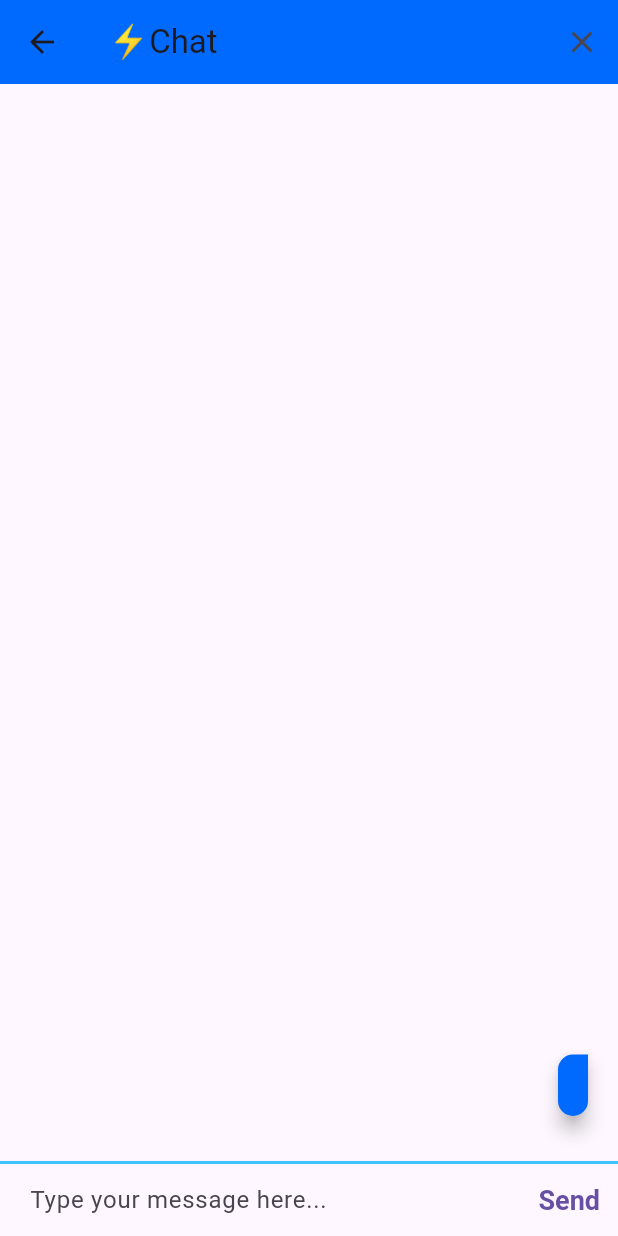
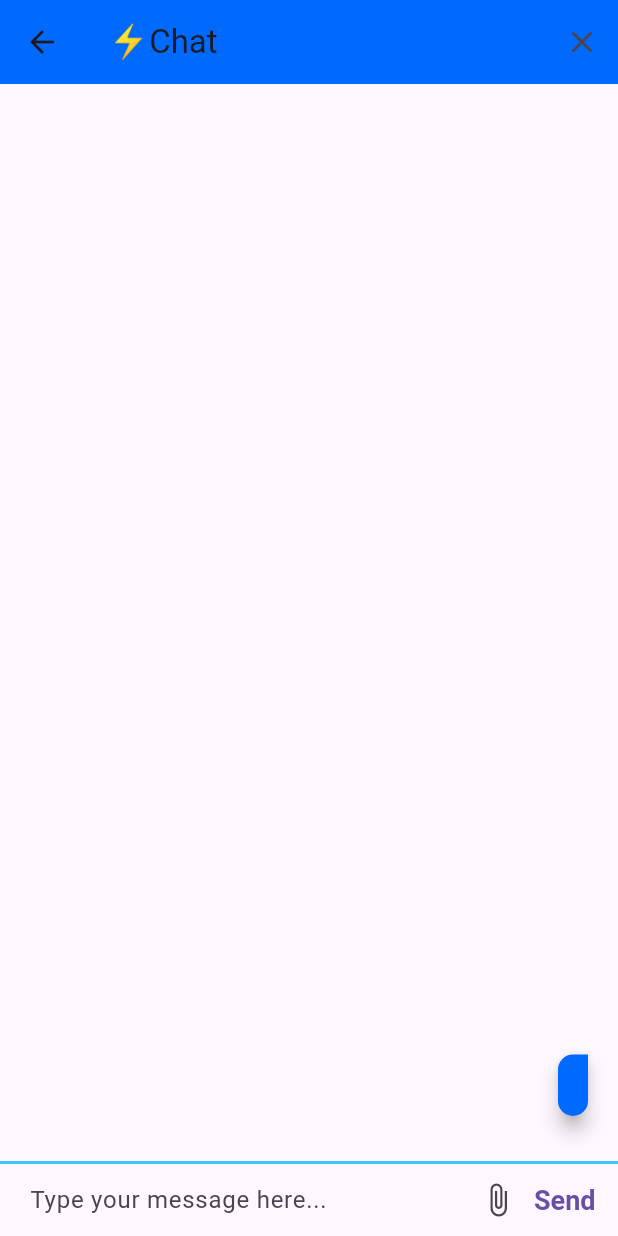
Before and after one commit to NaimurDev/shohoz-kotha, a Flutter app: the ChatScreen screen opened by its route, after a tap on "Send", on a phone screen of 412 x 824 dp. Run offline on Flutter 3.47's test engine with Material 3 defaults, Android fonts, the phone set to English and light mode, and no system bars; our stand-ins replace animated_text_kit, cloud_firestore, firebase_auth, firebase_core, image_picker, modal_progress_hud_nsn; accounts and stored records are empty.

Commit message:
feat: picture upload

```diff
--- a/lib/screens/chat_screens.dart
+++ b/lib/screens/chat_screens.dart
@@ -5,6 +5,7 @@ import 'dart:convert';
 import 'package:cloud_firestore/cloud_firestore.dart';
 import 'package:firebase_auth/firebase_auth.dart';
 import 'package:flutter/material.dart';
+import 'package:image_picker/image_picker.dart';
 
 import '../constants.dart';
 
@@ -22,6 +23,8 @@ class _ChatScreenState extends State<ChatScreen> {
   final _auth = FirebaseAuth.instance;
   TextEditingController textController = TextEditingController();
 
+  String messageType = 'text';
+  String fileName = '';
   String messageText = '';
 
   void getCurrentUser() {
@@ -71,7 +74,13 @@ class _ChatScreenState extends State<ChatScreen> {
                 crossAxisAlignment: CrossAxisAlignment.center,
                 children: <Widget>[
                   Expanded(
-                    child: TextField(
+                    child: messageType == 'image'
+                        ? Text(
+                            '$fileName',
+                            overflow: TextOverflow.ellipsis,
+                            maxLines: 1,
+                          )
+                        : TextField(
                             onChanged: (value) {
                               messageText = value;
                             },
@@ -79,17 +88,27 @@ class _ChatScreenState extends State<ChatScreen> {
                             decoration: kMessageTextFieldDecoration,
                           ),
                   ),
+                  IconButton(
+                      onPressed: _selectPicker, icon: Icon(Icons.attach_file)),
                   TextButton(
                     style: TextButton.styleFrom(
                       textStyle: kSendButtonTextStyle,
+                      padding: EdgeInsets.only(right: 15, left: 0),
+                      tapTargetSize: MaterialTapTargetSize.shrinkWrap,
+                      minimumSize: Size(0, 0),
                     ),
                     onPressed: () {
                       textController.clear();
                       _firestore.collection('messages').add({
-                        'type': 'text',
+                        'type': messageType,
                         'text': messageText,
                         'sender': loggedInUser?.email,
                         'timestamp': FieldValue.serverTimestamp(),
+                      });
+
+                      setState(() {
+                        messageType = 'text';
+                        fileName = '';
                       });
                     },
                     child: const Text('Send'),
@@ -101,6 +120,32 @@ class _ChatScreenState extends State<ChatScreen> {
         ),
       ),
     );
+  }
+
+  void _selectPicker() async {
+    final ImagePicker picker = ImagePicker();
+    final XFile? image = await picker.pickImage(source: ImageSource.gallery);
+    if (image != null) {
+      // Read the image file as bytes
+      final List<int> imageBytes = await image.readAsBytes();
+
+      // Convert the image bytes to a Base64 string
+      final String base64Image = base64Encode(imageBytes);
+
+      print("Base64 Image: $base64Image");
+
+      textController.clear();
+
+      setState(() {
+        messageText = base64Image;
+        messageType = 'image';
+        fileName = image.name;
+      });
+
+      // You can now use the base64Image string as needed
+    } else {
+      print("No image selected.");
+    }
   }
 }
 
--- a/lib/screens/login_screen.dart
+++ b/lib/screens/login_screen.dart
@@ -115,8 +115,9 @@ class _LoginScreenState extends State<LoginScreen> {
                       });
                       Navigator.pushNamed(context, ChatScreen.id);
 
-                    } catch (e) {
+                    } catch (e, trace) {
                       print(e);
+                      print(trace);
                       ScaffoldMessenger.of(context).showSnackBar(
                         SnackBar(
                           content: Text(e.toString()),
```
Also changed, not shown: pubspec.yaml (+5 -3 lines), pubspec.lock, 8 other files. Lines whose indentation alone changed are shown as unchanged.
